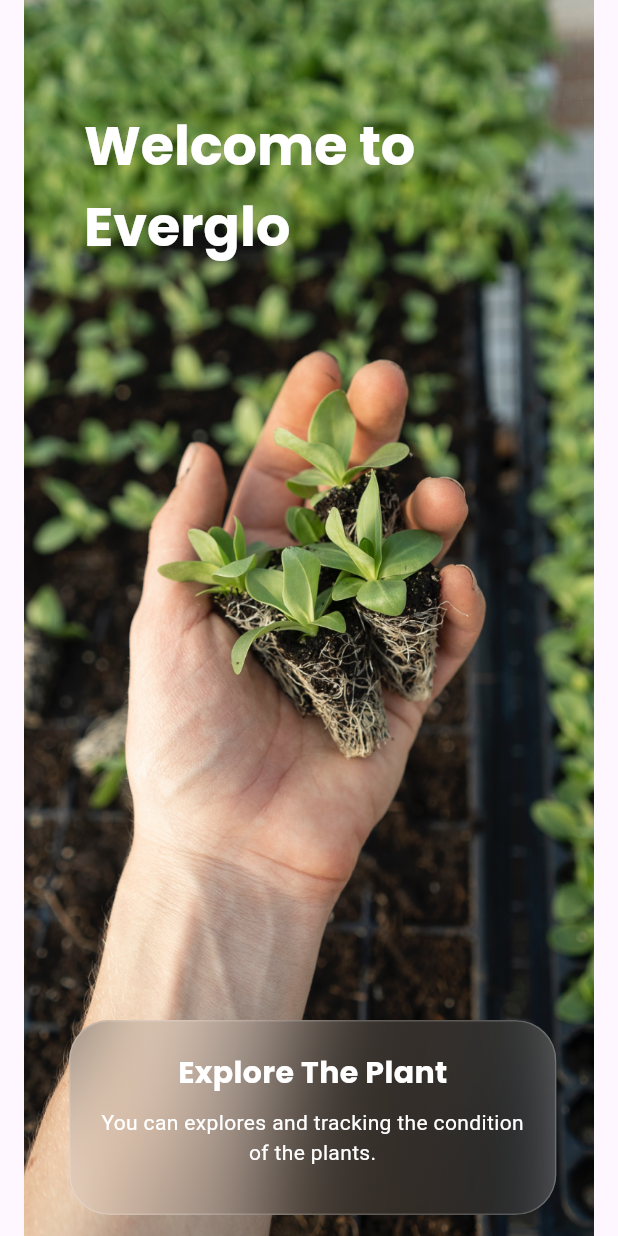
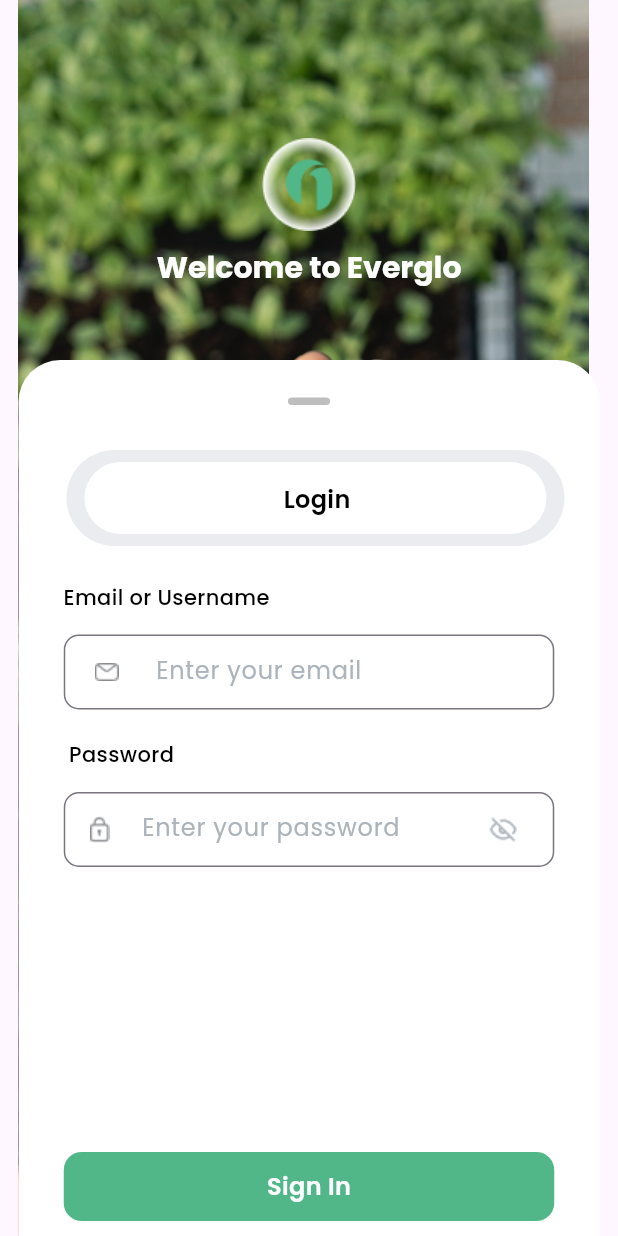
Before and after one commit to TA-Gras-Grus/everglo-mobile, a Flutter app: the screen it shows after launch, on a phone screen of 412 x 824 dp. Run offline on Flutter 3.47's test engine with Material 3 defaults, Android fonts, the phone set to English and light mode, and no system bars; our stand-ins replace get, google_fonts; missing offline and left inert: dart:ffi.

Commit message:
feature:loginPage raw ui

```diff
--- /dev/null
+++ b/lib/app/modules/login/bindings/login_binding.dart
@@ -0,0 +1,12 @@
+import 'package:get/get.dart';
+
+import '../controllers/login_controller.dart';
+
+class LoginBinding extends Bindings {
+  @override
+  void dependencies() {
+    Get.lazyPut<LoginController>(
+      () => LoginController(),
+    );
+  }
+}
--- /dev/null
+++ b/lib/app/modules/login/controllers/login_controller.dart
@@ -0,0 +1,23 @@
+import 'package:get/get.dart';
+
+class LoginController extends GetxController {
+  //TODO: Implement LoginController
+
+  final count = 0.obs;
+  @override
+  void onInit() {
+    super.onInit();
+  }
+
+  @override
+  void onReady() {
+    super.onReady();
+  }
+
+  @override
+  void onClose() {
+    super.onClose();
+  }
+
+  void increment() => count.value++;
+}
--- /dev/null
+++ b/lib/app/modules/login/views/login_view.dart
@@ -0,0 +1,229 @@
+import 'dart:ffi';
+
+import 'package:flutter/cupertino.dart';
+import 'package:flutter/material.dart';
+import 'package:flutter/widgets.dart';
+
+import 'package:get/get.dart';
+import 'package:get/get_connect/http/src/utils/utils.dart';
+import 'package:google_fonts/google_fonts.dart';
+
+import '../controllers/login_controller.dart';
+
+class LoginView extends GetView<LoginController> {
+  const LoginView({Key? key}) : super(key: key);
+  @override
+  Widget build(BuildContext context) {
+    return Scaffold(
+      body: Center(
+        child: Stack(
+          children: [
+            Image.asset('assets/images/splash.png'),
+            Container(
+              child: Padding(
+                padding: EdgeInsets.all(92),
+                child: Column(
+                  crossAxisAlignment: CrossAxisAlignment.center,
+                  children: [
+                    Image.asset('assets/images/bubbleLogo.png'),
+                    SizedBox(height: 9),
+                    RichText(
+                      text: TextSpan(
+                          text: 'Welcome to Everglo',
+                          style: GoogleFonts.poppins(
+                              fontSize: 20, fontWeight: FontWeight.w700)),
+                    ),
+                  ],
+                ),
+              ),
+            ),
+            Positioned(
+              top: 240,
+              right: 0,
+              left: 0,
+              child: Container(
+                height: 613,
+                decoration: const BoxDecoration(
+                  color: Colors.white,
+                  borderRadius: BorderRadius.only(
+                    topLeft: Radius.circular(28),
+                    topRight: Radius.circular(28),
+                  ),
+                ),
+                child: Column(
+                  mainAxisSize: MainAxisSize.min,
+                  children: <Widget>[
+                    Padding(
+                      padding: EdgeInsets.only(top: 25.0),
+                      child: Center(
+                        child: Container(
+                          width: 28,
+                          height: 5,
+                          decoration: BoxDecoration(
+                              borderRadius: BorderRadius.circular(10),
+                              color: Color(0xFFBEBEBE)),
+                        ),
+                      ),
+                    ),
+                    Row(
+                      children: [
+                        Padding(
+                          padding: EdgeInsets.only(top: 30, left: 32),
+                          child: Stack(
+                            children: [
+                              Container(
+                                width: 332,
+                                height: 64,
+                                decoration: BoxDecoration(
+                                    color: Color(0xFFEAECF0),
+                                    borderRadius: BorderRadius.circular(32)),
+                              ),
+                              Positioned(
+                                top: 8,
+                                right: 12,
+                                child: Container(
+                                  width: 308,
+                                  height: 48,
+                                  decoration: BoxDecoration(
+                                      color: Colors.white,
+                                      borderRadius: BorderRadius.circular(32)),
+                                  child: Padding(
+                                    padding: EdgeInsets.only(left: 2, top: 2),
+                                    child: Center(
+                                      child: Text(
+                                        "Login",
+                                        style: GoogleFonts.poppins(
+                                            fontSize: 16,
+                                            color: Colors.black,
+                                            fontWeight: FontWeight.w600),
+                                      ),
+                                    ),
+                                  ),
+                                ),
+                              ),
+                            ],
+                          ),
+                        ),
+                      ],
+                    ),
+                    SizedBox(
+                      height: 24,
+                    ),
+                    Column(
+                      children: [
+                        Padding(
+                          padding: EdgeInsets.only(right: 190.0),
+                          child: Text(
+                            "Email or Username",
+                            style: GoogleFonts.poppins(
+                                fontSize: 14,
+                                color: Colors.black,
+                                fontWeight: FontWeight.w500),
+                          ),
+                        ),
+                        SizedBox(height: 15),
+                        SizedBox(
+                          width: 327,
+                          height: 50,
+                          child: TextFormField(
+                            keyboardType: TextInputType.text,
+                            //Controller: ,
+                            decoration: InputDecoration(
+                              hintText: "Enter your email",
+                              hintStyle: GoogleFonts.poppins(
+                                  fontSize: 16, color: Color(0xFFABB3BB)),
+                              border: OutlineInputBorder(
+                                  // borderSide: BorderSide(
+                                  //   color: _isFocus.value
+                                  //       ? Color(0xFFD0D0D0)
+                                  //       : Color(0xFF00AD7C),
+                                  // ),
+                                  borderRadius: BorderRadius.circular(10)),
+                              prefixIcon: Padding(
+                                padding: EdgeInsets.all(10.0),
+                                child: Image.asset(
+                                  'assets/images/mail.png',
+                                  color: Color(0xFF8A8D90),
+                                ),
+                              ),
+                              // focusedBorder: OutlineInputBorder(
+                              //     borderSide:
+                              //         BorderSide(color: Color(0xFF00AD7C)),
+                              //     borderRadius: BorderRadius.circular(10)),
+                            ),
+                            // onFocus: (focused) => _isFocus.value = focused,
+                          ),
+                        ),
+                        SizedBox(height: 20),
+                        Padding(
+                          padding: EdgeInsets.only(right: 250.0),
+                          child: Text(
+                            "Password",
+                            style: GoogleFonts.poppins(
+                                fontSize: 14,
+                                color: Colors.black,
+                                fontWeight: FontWeight.w500),
+                          ),
+                        ),
+                        SizedBox(height: 15),
+                        SizedBox(
+                          width: 327,
+                          height: 50,
+                          child: TextFormField(
+                            keyboardType: TextInputType.text,
+                            //Controller: ,
+                            decoration: InputDecoration(
+                              hintText: "Enter your password",
+                              hintStyle: GoogleFonts.poppins(
+                                  fontSize: 16, color: Color(0xFFABB3BB)),
+                              border: OutlineInputBorder(
+                                  borderRadius: BorderRadius.circular(10)),
+                              prefixIcon: Padding(
+                                padding: EdgeInsets.all(10.0),
+                                child: Image.asset(
+                                  'assets/images/password.png',
+                                ),
+                              ),
+                              suffixIcon: Padding(
+                                padding: EdgeInsets.only(right: 10.0),
+                                child: Image.asset(
+                                  'assets/images/hideEyes.png',
+                                ),
+                              ),
+                            ),
+                          ),
+                        ),
+                        SizedBox(height: 190),
+                        InkWell(
+                          onTap: () {},
+                          child: Container(
+                            width: 327,
+                            height: 46,
+                            decoration: BoxDecoration(
+                              color: Color(0xFF52B788),
+                              borderRadius: BorderRadius.circular(12),
+                            ),
+                            child: Center(
+                              child: Text(
+                                "Sign In",
+                                style: GoogleFonts.poppins(
+                                  color: Colors.white,
+                                  fontSize: 16,
+                                  fontWeight: FontWeight.w600,
+                                ),
+                              ),
+                            ),
+                          ),
+                        ),
+                      ],
+                    ),
+                  ],
+                ),
+              ),
+            ),
+          ],
+        ),
+      ),
+    );
+  }
+}
--- a/lib/app/routes/app_pages.dart
+++ b/lib/app/routes/app_pages.dart
@@ -2,6 +2,8 @@
 
 import '../modules/home/bindings/home_binding.dart';
 import '../modules/home/views/home_view.dart';
+import '../modules/login/bindings/login_binding.dart';
+import '../modules/login/views/login_view.dart';
 import '../modules/splashScreen/bindings/splash_screen_binding.dart';
 import '../modules/splashScreen/views/splash_screen_view.dart';
 
@@ -10,7 +12,7 @@
 class AppPages {
   AppPages._();
 
-  static const INITIAL = Routes.SPLASH_SCREEN;
+  static const INITIAL = Routes.LOGIN;
 
   static final routes = [
     GetPage(
@@ -23,5 +25,10 @@
       page: () => const SplashScreenView(),
       binding: SplashScreenBinding(),
     ),
+    GetPage(
+      name: _Paths.LOGIN,
+      page: () => const LoginView(),
+      binding: LoginBinding(),
+    ),
   ];
 }
--- a/lib/app/routes/app_routes.dart
+++ b/lib/app/routes/app_routes.dart
@@ -5,10 +5,12 @@
   Routes._();
   static const HOME = _Paths.HOME;
   static const SPLASH_SCREEN = _Paths.SPLASH_SCREEN;
+  static const LOGIN = _Paths.LOGIN;
 }
 
 abstract class _Paths {
   _Paths._();
   static const HOME = '/home';
   static const SPLASH_SCREEN = '/splash-screen';
+  static const LOGIN = '/login';
 }
```
